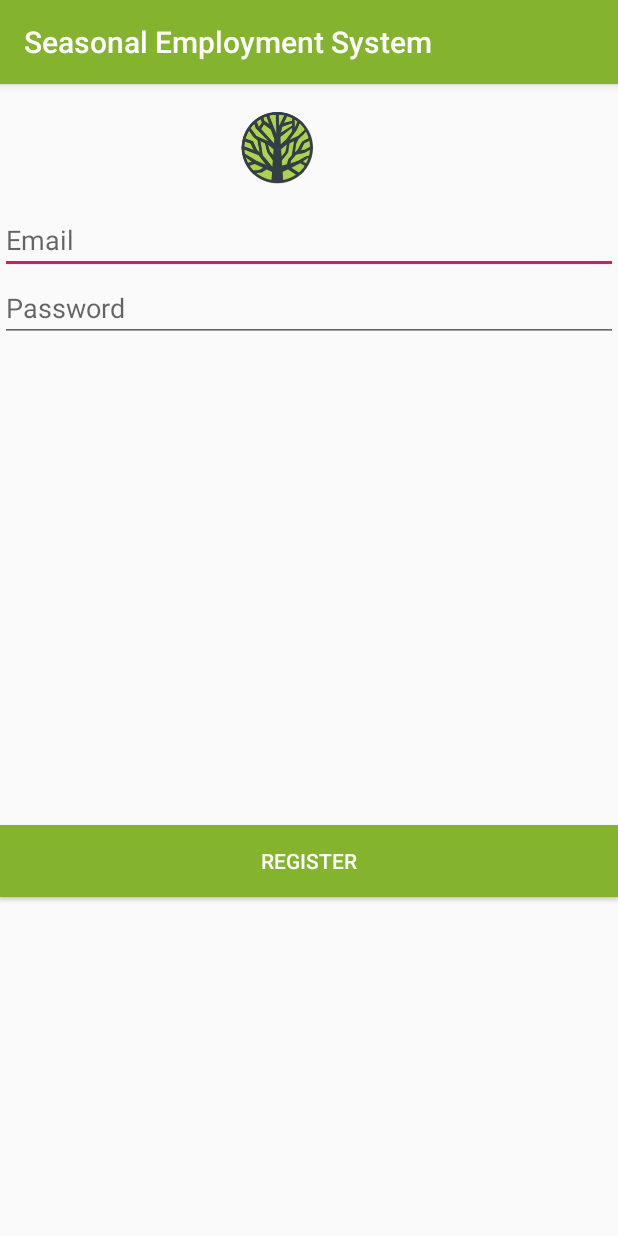
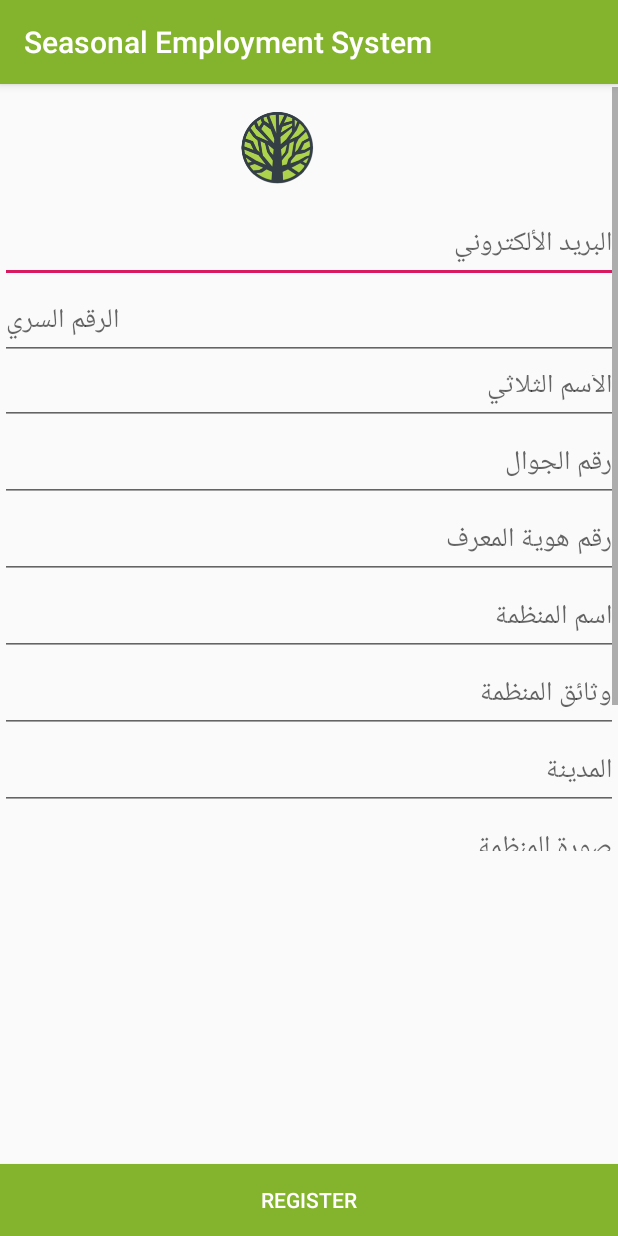
Before and after one commit to azizmeiman/MyApplication, an Android app: the PosterRegisaration screen opened directly, with no data from a screen before it, on a phone screen of 412 x 824 dp. Run offline under Robolectric (Android 15) with nearby library versions, the phone set to English and light mode, and no system bars; our stand-ins replace Firebase (no records; nobody signed in at launch, a user with empty details on screens opened directly).

Commit message:
linking users

```diff
--- a/app/src/main/java/com/example/abdulaziz/myapplication/PosterRegisaration.java
+++ b/app/src/main/java/com/example/abdulaziz/myapplication/PosterRegisaration.java
@@ -1,5 +1,6 @@
 package com.example.abdulaziz.myapplication;
 
+import android.support.annotation.NonNull;
 import android.support.v7.app.AppCompatActivity;
 import android.os.Bundle;
 import android.view.View;
@@ -8,8 +9,12 @@ import android.widget.EditText;
 import android.widget.ProgressBar;
 import android.widget.Toast;
 
+import com.google.android.gms.tasks.OnCompleteListener;
+import com.google.android.gms.tasks.Task;
+import com.google.firebase.auth.AuthResult;
 import com.google.firebase.auth.FirebaseAuth;
 import com.google.firebase.auth.FirebaseUser;
+import com.google.firebase.database.FirebaseDatabase;
 
 public class PosterRegisaration extends AppCompatActivity {
 
@@ -17,9 +22,17 @@ public class PosterRegisaration extends AppCompatActivity {
     private FirebaseAuth mAuth;
     FirebaseUser currentUser;
     FirebaseUser updateUI;
-    String Email ;
-    String password ;
-
+    String Email;
+    String password;
+    String RPnamePoster;
+    String RPIDPoster;
+    String RPphoneNumPoster;
+    int cityIDposter;
+    String googleMapLocPoster;  //the URL of Google map location
+    String orgNamePoster;
+    String orgDocPoster;
+    String bioPoster;
+    String orgPicPoster; //the URL of the pic
 
 
     @Override
@@ -28,17 +41,20 @@ public class PosterRegisaration extends AppCompatActivity {
         setContentView(R.layout.activity_poster_regisaration);
 
         mAuth = FirebaseAuth.getInstance();
-        final EditText EmailP = (EditText)findViewById(R.id.EmailP);
-        final EditText PasswordP = (EditText)findViewById(R.id.PasswordP);
+        final EditText EmailP = (EditText) findViewById(R.id.EmailP);
+        final EditText PasswordP = (EditText) findViewById(R.id.PasswordP);
+        final EditText namep = (EditText) findViewById(R.id.namep);
+        final EditText RPIDP = (EditText) findViewById(R.id.RPIDP);
+        final EditText RPphoneNumP = (EditText) findViewById(R.id.RPphoneNumP);
+        final EditText cityIDP = (EditText) findViewById(R.id.cityIDP);
+        final EditText googleMapLocP = (EditText) findViewById(R.id.googleMapLocP);
+        final EditText orgNameP = (EditText) findViewById(R.id.orgNameP);
+        final EditText orgDocP = (EditText) findViewById(R.id.orgDocP);
+        final EditText bioP = (EditText) findViewById(R.id.bioP);
+        final EditText orgPicP = (EditText) findViewById(R.id.orgPicP);
 
 
-
-
-
-
-        Button Reg = (Button)findViewById(R.id.RegE);
-
-
+        Button Reg = (Button) findViewById(R.id.RegE);
 
 
         Reg.setOnClickListener(new View.OnClickListener() {
@@ -46,15 +62,64 @@ public class PosterRegisaration extends AppCompatActivity {
             public void onClick(View v) {
                 Email = EmailP.getText().toString();
                 password = PasswordP.getText().toString();
+                RPnamePoster = namep.getText().toString();
+                RPIDPoster = RPIDP.getText().toString();
+                RPphoneNumPoster = RPphoneNumP.getText().toString();
+                cityIDposter = cityIDP.getText().length();
+                googleMapLocPoster = googleMapLocP.getText().toString();
+                orgNamePoster = orgNameP.getText().toString();
+                orgDocPoster = orgDocP.getText().toString();
+                bioPoster = bioP.getText().toString();
+                orgPicPoster = orgPicP.getText().toString();
+                mAuth.createUserWithEmailAndPassword(Email, password).addOnCompleteListener(new OnCompleteListener<AuthResult>() {
+                    @Override
+                    public void onComplete(@NonNull Task<AuthResult> task) {
+
+                        if (task.isSuccessful()) {
+
+                            Employer emp = new Employer(
+                                    Email,
+                                    password,
+                                    RPnamePoster,
+                                    RPIDPoster,
+                                    RPphoneNumPoster,
+                                    cityIDposter,
+                                    googleMapLocPoster,
+                                    orgNamePoster,
+                                    orgDocPoster,
+                                    bioPoster,
+                                    orgPicPoster
 
 
+                            );
 
-                mAuth.createUserWithEmailAndPassword(Email, password);
-                Toast.makeText(PosterRegisaration.this,"Registration Done!",Toast.LENGTH_SHORT).show();
-                finish();
+                            FirebaseDatabase.getInstance().getReference("WorkerPoster")
+                                    .child(FirebaseAuth.getInstance().getCurrentUser().getUid())
+                                    .setValue(emp).addOnCompleteListener(new OnCompleteListener<Void>() {
+                                @Override
+                                public void onComplete(@NonNull Task<Void> task) {
+                                    // if (task.isSuccessful()) {
+                                    Toast.makeText(PosterRegisaration.this, "Registration Done!", Toast.LENGTH_SHORT).show();
+                                    finish();
+                                }
+                                //       else {
+                                //     //display a failure message
+                                //}
+                                //}
+                            });
+
+                        } else {
+                            Toast.makeText(PosterRegisaration.this, task.getException().getMessage(), Toast.LENGTH_LONG).show();
+                        }
+                    }
+                });
 
             }
+
+
         });
+
     }
 
+
 }
--- a/app/src/main/res/layout/activity_poster_regisaration.xml
+++ b/app/src/main/res/layout/activity_poster_regisaration.xml
@@ -17,6 +17,15 @@
         android:layout_marginTop="2dp"
         android:orientation="vertical">
 
+        <ScrollView
+            android:layout_width="match_parent"
+            android:layout_height="match_parent">
+
+            <LinearLayout
+                android:layout_width="match_parent"
+                android:layout_height="wrap_content"
+                android:orientation="vertical" >
+
                 <ImageView
                     android:id="@+id/imageView5"
                     android:layout_width="370dp"
@@ -28,16 +37,95 @@
                     android:layout_width="match_parent"
                     android:layout_height="wrap_content"
                     android:ems="10"
-            android:hint="Email"
-            android:inputType="textEmailAddress" />
+                    android:hint="البريد الألكتروني"
+                    android:inputType="" />
 
                 <EditText
                     android:id="@+id/PasswordP"
                     android:layout_width="match_parent"
                     android:layout_height="wrap_content"
                     android:ems="10"
-            android:hint="Password"
+                    android:hint="الرقم السري"
                     android:inputType="textPassword" />
+
+                <EditText
+                    android:id="@+id/namep"
+                    android:layout_width="match_parent"
+                    android:layout_height="43dp"
+                    android:ems="10"
+                    android:hint="الأسم الثلاثي"
+                    android:inputType=""
+                    tools:text="الأسم الثلاثي" />
+
+                <EditText
+                    android:id="@+id/RPphoneNumP"
+                    android:layout_width="match_parent"
+                    android:layout_height="wrap_content"
+                    android:ems="10"
+                    android:hint="رقم الجوال"
+                    android:inputType=" "
+                    tools:text="رقم الجوال" />
+
+                <EditText
+                    android:id="@+id/RPIDP"
+                    android:layout_width="match_parent"
+                    android:layout_height="wrap_content"
+                    android:ems="10"
+                    android:hint="رقم هوية المعرف"
+                    android:inputType=" "
+                    tools:text="رقم هوية المعرف" />
+
+                <EditText
+                    android:id="@+id/orgNameP"
+                    android:layout_width="match_parent"
+                    android:layout_height="wrap_content"
+                    android:ems="10"
+                    android:hint="اسم المنظمة"
+                    android:inputType=" " />
+
+                <EditText
+                    android:id="@+id/orgDocP"
+                    android:layout_width="match_parent"
+                    android:layout_height="wrap_content"
+                    android:ems="10"
+                    android:hint="وثائق المنظمة"
+                    android:inputType=" " />
+
+                <EditText
+                    android:id="@+id/cityIDP"
+                    android:layout_width="match_parent"
+                    android:layout_height="wrap_content"
+                    android:ems="10"
+                    android:hint="المدينة"
+                    android:inputType=" " />
+
+                <EditText
+                    android:id="@+id/orgPicP"
+                    android:layout_width="match_parent"
+                    android:layout_height="wrap_content"
+                    android:ems="10"
+                    android:hint="صورة المنظمة"
+                    android:inputType=" " />
+
+                <EditText
+                    android:id="@+id/googleMapLocP"
+                    android:layout_width="match_parent"
+                    android:layout_height="wrap_content"
+                    android:ems="10"
+                    android:hint="Google Map Location"
+                    android:inputType=" " />
+
+                <EditText
+                    android:id="@+id/bioP"
+                    android:layout_width="match_parent"
+                    android:layout_height="wrap_content"
+                    android:ems="10"
+                    android:hint="نبذة تعريفية"
+                    android:inputType=" " />
+
+            </LinearLayout>
+        </ScrollView>
+
 
     </LinearLayout>
 
@@ -48,9 +136,17 @@
         android:layout_alignParentStart="true"
         android:layout_alignParentBottom="true"
         android:layout_marginStart="0dp"
-        android:layout_marginBottom="226dp"
+        android:layout_marginBottom="0dp"
         android:background="@color/colorPrimary"
         android:text="Register"
         android:textColor="@color/common_google_signin_btn_text_dark_default" />
 
+
+    <LinearLayout
+        android:layout_width="match_parent"
+        android:layout_height="wrap_content"
+        android:orientation="vertical" />
+
+
+
 </RelativeLayout>
```
Also changed, not shown: app/src/main/java/com/example/abdulaziz/myapplication/RegExpEmp.java (+7 -4 lines), app/src/main/java/com/example/abdulaziz/myapplication/WorkerPoster.java (+2 -11 lines), app/src/main/res/layout/activity_reg_exp_emp.xml (+51 -62 lines). Lines whose indentation alone changed are shown as unchanged.
